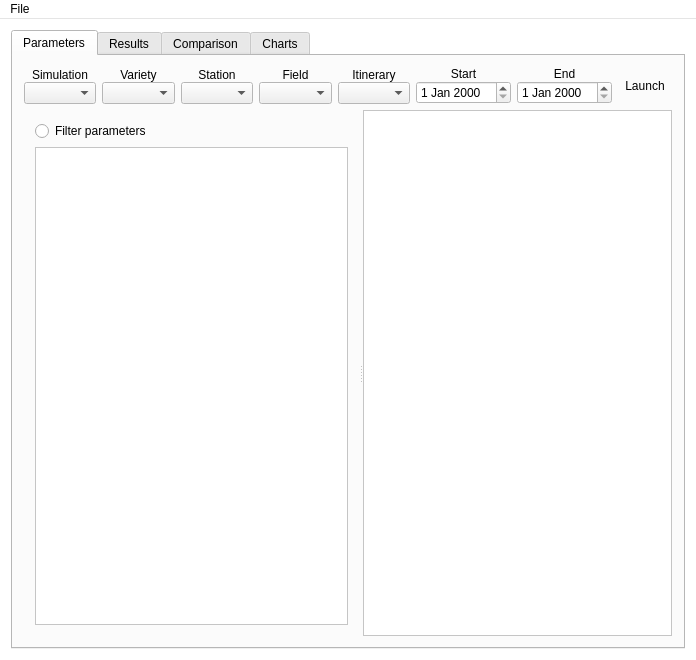
Before: the Qt Designer form src/qtapp/mainwindow.ui in PAMDeveloper/QtSamara, drawn with Qt 5.
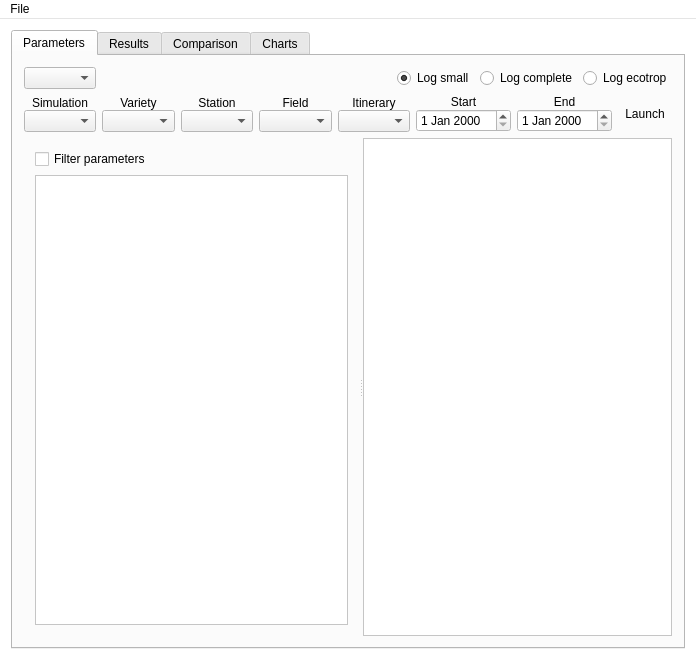
After: the same form once the commit is applied. Icons and pictures are not drawn.

Commit message: Added Log type and model version

The edit to the form file:
```diff
--- a/src/qtapp/mainwindow.ui
+++ b/src/qtapp/mainwindow.ui
@@ -88,10 +88,54 @@
        <attribute name="title">
         <string>Parameters</string>
        </attribute>
-       <layout class="QVBoxLayout" name="verticalLayout_4" stretch="0,0">
+       <layout class="QVBoxLayout" name="verticalLayout_4" stretch="0,0,0">
         <property name="sizeConstraint">
          <enum>QLayout::SetDefaultConstraint</enum>
         </property>
+        <item>
+         <layout class="QHBoxLayout" name="horizontalLayout">
+          <item>
+           <widget class="QComboBox" name="modelCombo"/>
+          </item>
+          <item>
+           <spacer name="horizontalSpacer">
+            <property name="orientation">
+             <enum>Qt::Horizontal</enum>
+            </property>
+            <property name="sizeHint" stdset="0">
+             <size>
+              <width>40</width>
+              <height>20</height>
+             </size>
+            </property>
+           </spacer>
+          </item>
+          <item>
+           <widget class="QRadioButton" name="smallRadio">
+            <property name="text">
+             <string>Log small</string>
+            </property>
+            <property name="checked">
+             <bool>true</bool>
+            </property>
+           </widget>
+          </item>
+          <item>
+           <widget class="QRadioButton" name="completeRadio">
+            <property name="text">
+             <string>Log complete</string>
+            </property>
+           </widget>
+          </item>
+          <item>
+           <widget class="QRadioButton" name="ecotropRadio">
+            <property name="text">
+             <string>Log ecotrop</string>
+            </property>
+           </widget>
+          </item>
+         </layout>
+        </item>
         <item>
          <layout class="QHBoxLayout" name="horizontalLayout_2">
           <item>
@@ -267,7 +311,7 @@
           <widget class="QWidget" name="verticalLayoutWidget_8">
            <layout class="QVBoxLayout" name="verticalLayout_17">
             <item>
-             <widget class="QRadioButton" name="filterParamButton">
+             <widget class="QCheckBox" name="filterParamButton">
               <property name="text">
                <string>Filter parameters</string>
               </property>
```
The commit also changes 2 other files.
